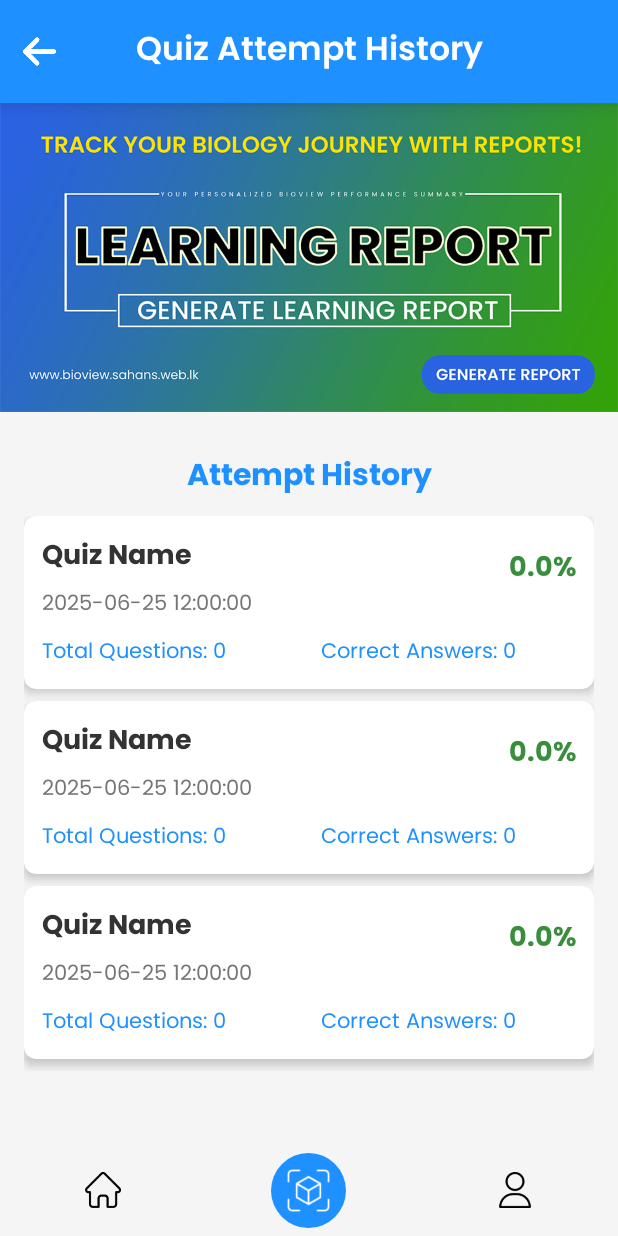
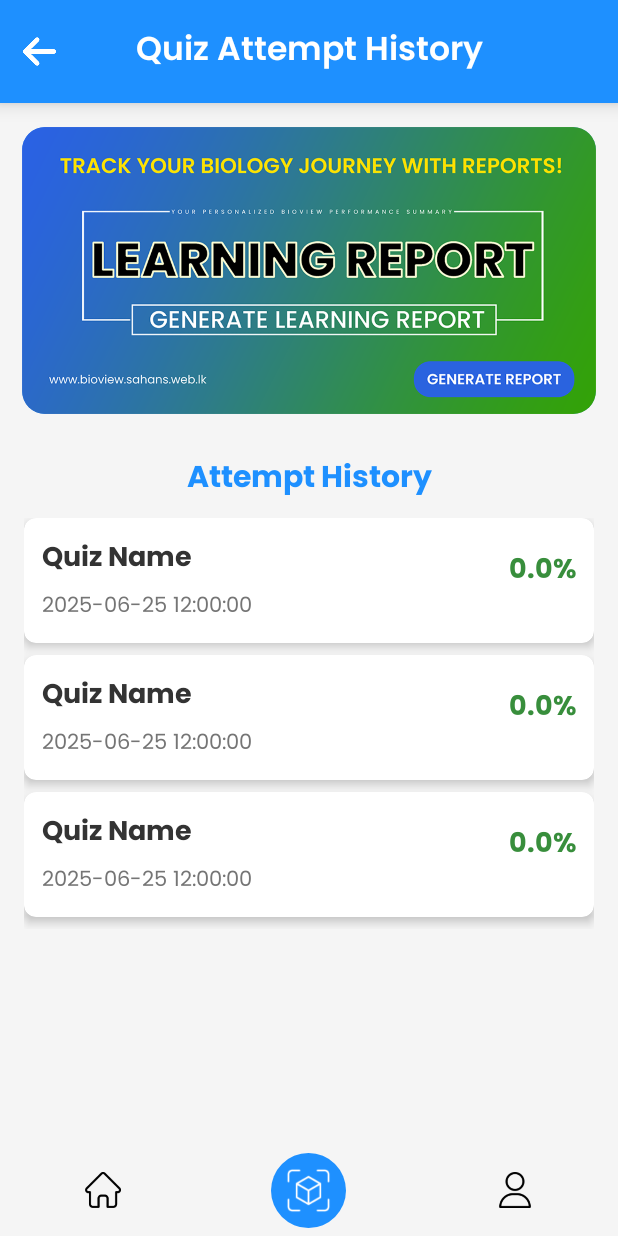
Before and after one commit to Sahan-99/bioview_app, an Android app: the layout activity_history.xml on its own in the app's theme, with its tools: preview values and no code run, on a phone screen of 412 x 824 dp. Run offline under Robolectric (Android 15) with nearby library versions, the phone set to English and light mode, and no system bars.

Commit message:
modify 2025.07.15 2.30 am

```diff
--- a/app/src/main/java/com/my/bioview/HistoryAdapter.kt
+++ b/app/src/main/java/com/my/bioview/HistoryAdapter.kt
@@ -14,8 +14,7 @@ class HistoryAdapter(private val historyList: List<QuizAttempt>) : RecyclerView.
     class HistoryViewHolder(itemView: View) : RecyclerView.ViewHolder(itemView) {
         val tvQuizName: TextView = itemView.findViewById(R.id.tvQuizName)
         val tvAttemptTime: TextView = itemView.findViewById(R.id.tvAttemptTime)
-        val tvTotalQuestions: TextView = itemView.findViewById(R.id.tvTotalQuestions)
-        val tvCorrectAnswers: TextView = itemView.findViewById(R.id.tvCorrectAnswers)
+
         val tvPercentage: TextView = itemView.findViewById(R.id.tvPercentage)
         val cardView: CardView = itemView.findViewById(R.id.cardView)
     }
@@ -30,8 +29,7 @@ class HistoryAdapter(private val historyList: List<QuizAttempt>) : RecyclerView.
         val attempt = historyList[position]
         holder.tvQuizName.text = attempt.title
         holder.tvAttemptTime.text = attempt.attemptTime
-        holder.tvTotalQuestions.text = "Total Questions: ${attempt.totalQuestions}"
-        holder.tvCorrectAnswers.text = "Correct Answers: ${attempt.correctAnswers}"
+
         holder.tvPercentage.text = String.format("%.1f%%", attempt.percentage)
         holder.cardView.setCardBackgroundColor(ContextCompat.getColor(holder.itemView.context, if (position % 2 == 0) R.color.light_gray else R.color.white))
     }
--- a/app/src/main/java/com/my/bioview/QuestionActivity.kt
+++ b/app/src/main/java/com/my/bioview/QuestionActivity.kt
@@ -228,6 +228,9 @@ class QuestionActivity : AppCompatActivity() {
             tvProgress.text = "Question ${currentQuestionIndex + 1} of ${minOf(10, questions.size)}"
             tvQuestion.text = question.questionText
             fetchAnswers(question.questionId)
+
+            // Update Next button text
+            btnNext.text = if (currentQuestionIndex == questions.size - 1) "Submit" else "Next"
         } else {
             Log.e("QuestionActivity", "No question to display at index $currentQuestionIndex")
             Toast.makeText(this, "No question available", Toast.LENGTH_SHORT).show()
--- a/app/src/main/java/com/my/bioview/ResultActivity.kt
+++ b/app/src/main/java/com/my/bioview/ResultActivity.kt
@@ -117,7 +117,8 @@ class ResultActivity : AppCompatActivity() {
         }
 
         btnFinish.setOnClickListener {
-            startActivity(Intent(this, MainActivity::class.java))
+            startActivity(Intent(this, HistoryActivity::class.java))
+            finish()
         }
 
         tvIncorrectAnswers.setOnClickListener {
--- a/app/src/main/res/layout/activity_history.xml
+++ b/app/src/main/res/layout/activity_history.xml
@@ -50,14 +50,17 @@
         android:id="@+id/ivReportBanner"
         android:layout_width="0dp"
         android:layout_height="0dp"
-        app:layout_constraintWidth_percent="1"
+        app:layout_constraintWidth_percent="0.93"
         app:layout_constraintDimensionRatio="2:1"
         android:src="@drawable/reportbanner"
         android:scaleType="centerCrop"
+        android:clipToOutline="true"
+        android:background="@drawable/btn_rounded"
         android:contentDescription="Report Banner"
         android:layout_marginBottom="25dp"
-        android:layout_marginStart="0dp"
-        android:layout_marginEnd="0dp"
+        android:layout_marginTop="16dp"
+        android:layout_marginStart="16dp"
+        android:layout_marginEnd="16dp"
         android:clickable="true"
         android:focusable="true"
         app:layout_constraintTop_toBottomOf="@id/header"
--- a/app/src/main/res/layout/item_history.xml
+++ b/app/src/main/res/layout/item_history.xml
@@ -50,31 +50,7 @@
             app:layout_constraintEnd_toEndOf="parent"
             android:layout_marginTop="4dp" />
 
-        <TextView
-            android:id="@+id/tvTotalQuestions"
-            android:layout_width="0dp"
-            android:layout_height="wrap_content"
-            android:text="Total Questions: 0"
-            android:textSize="14sp"
-            android:textColor="@color/primary_blue"
-            app:layout_constraintTop_toBottomOf="@id/tvAttemptTime"
-            app:layout_constraintStart_toStartOf="parent"
-            app:layout_constraintEnd_toStartOf="@id/tvCorrectAnswers"
-            android:layout_marginTop="8dp"
-            android:layout_marginEnd="8dp" />
 
-        <TextView
-            android:id="@+id/tvCorrectAnswers"
-            android:layout_width="0dp"
-            android:layout_height="wrap_content"
-            android:text="Correct Answers: 0"
-            android:textSize="14sp"
-            android:textColor="@color/primary_blue"
-            app:layout_constraintTop_toBottomOf="@id/tvAttemptTime"
-            app:layout_constraintStart_toEndOf="@id/tvTotalQuestions"
-            app:layout_constraintEnd_toEndOf="parent"
-            android:layout_marginTop="8dp"
-            android:layout_marginStart="8dp" />
 
 
     </androidx.constraintlayout.widget.ConstraintLayout>
```
